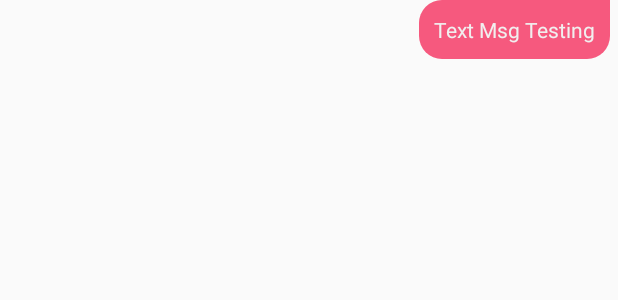
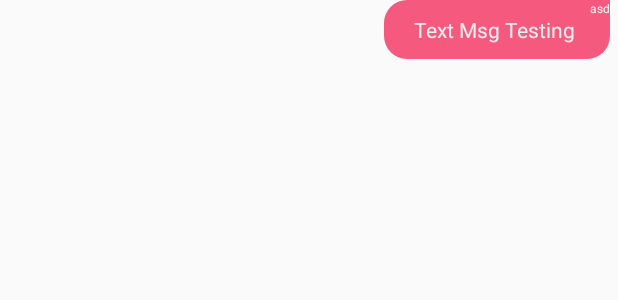
Before and after one commit to ajith317/Chat_ker, an Android app: the layout chat_item_right.xml on its own in the app's theme, with its tools: preview values and no code run, on a phone screen of 412 x 824 dp. Shown: the top 300 px of the screen. Run offline under Robolectric (Android 15) with nearby library versions, the phone set to English and light mode, and no system bars.

Commit message:
Chat_ker App

```diff
--- a/app/src/main/java/com/example/chat_ker/adapter/ChatsAdapter.java
+++ b/app/src/main/java/com/example/chat_ker/adapter/ChatsAdapter.java
@@ -53,15 +53,21 @@ public class ChatsAdapter extends RecyclerView.Adapter<ChatsAdapter.ViewHolder>
 
     public class ViewHolder extends RecyclerView.ViewHolder {
         private TextView textMessage;
+        private TextView textMessageTime;
+
         public ViewHolder(@NonNull View itemView) {
             super(itemView);
             textMessage = itemView.findViewById(R.id.tv_text_message);
+            textMessageTime=itemView.findViewById(R.id.tv_text_message_time);
 
 
 
         }
         void bind(Chats chats){
             textMessage.setText(chats.getTextMessage());
+            textMessageTime.setText(chats.getDateTime());
+
+
 
         }
     }
--- a/app/src/main/res/layout/chat_item_right.xml
+++ b/app/src/main/res/layout/chat_item_right.xml
@@ -1,4 +1,5 @@
 <?xml version="1.0" encoding="utf-8"?>
+
 <LinearLayout
     xmlns:android="http://schemas.android.com/apk/res/android"
     android:layout_width="match_parent"
@@ -8,18 +9,35 @@
     android:layout_marginEnd="5dp"
     android:orientation="horizontal">
 
+
+
+     <RelativeLayout
+         android:layout_width="wrap_content"
+         android:layout_height="wrap_content"
+         android:background="@drawable/bg_text_chat_right"
+         android:orientation="vertical">
+
          <TextView
          android:id="@+id/tv_text_message"
          android:layout_width="wrap_content"
          android:layout_height="wrap_content"
-        android:background="@drawable/bg_text_chat_right"
          android:padding="10dp"
          android:textSize="14sp"
          android:textColor="#F1EFEF"
          android:layout_marginStart="10dp"
          android:text="Text Msg Testing"/>
+         <TextView
+             android:id="@+id/tv_text_message_time"
+             android:layout_width="wrap_content"
+             android:layout_height="wrap_content"
+             android:layout_toEndOf="@+id/tv_text_message"
+             android:text="asd"
+           android:textColor="@color/colorWhite"
+             android:textSize="8dp" />
 
 
+
+     </RelativeLayout>
 
 
 
```
Also changed, not shown: app/src/main/java/com/example/chat_ker/view/activites/chats/ChatsActivity.java (+2 -6 lines), app/src/main/res/layout/chat_item_left.xml (+16 -2 lines). Lines whose indentation alone changed are shown as unchanged.
